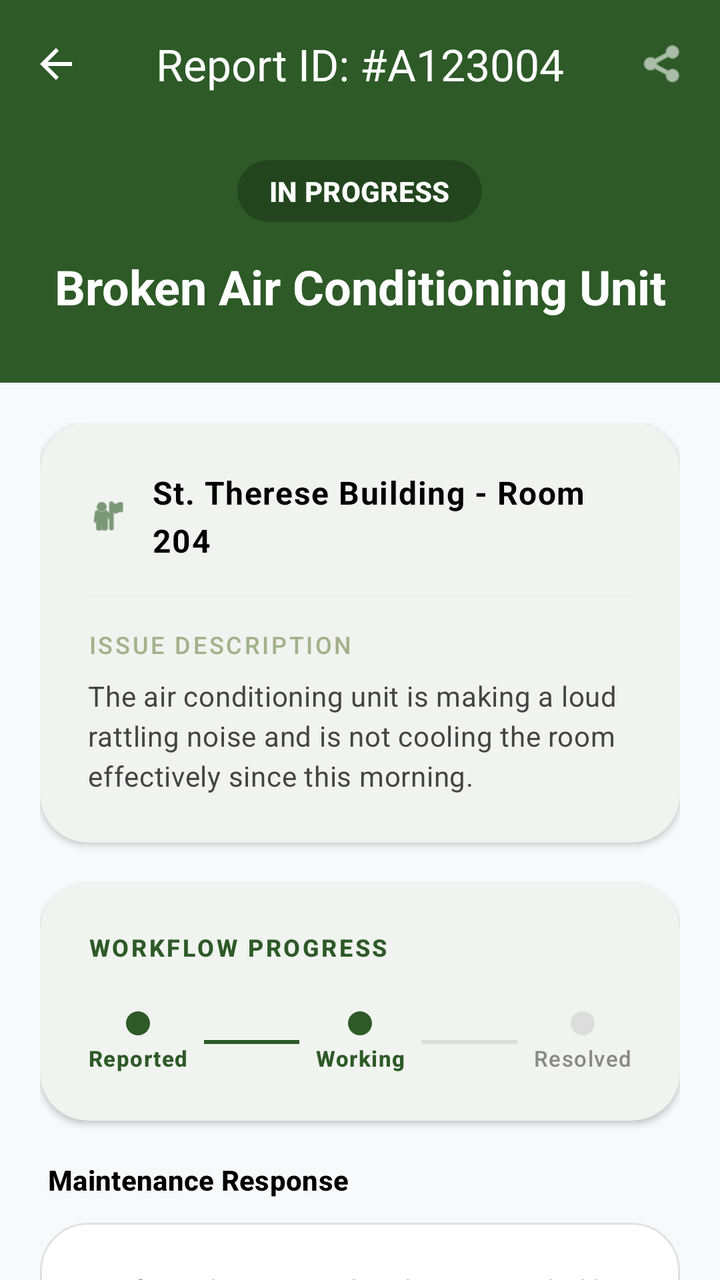
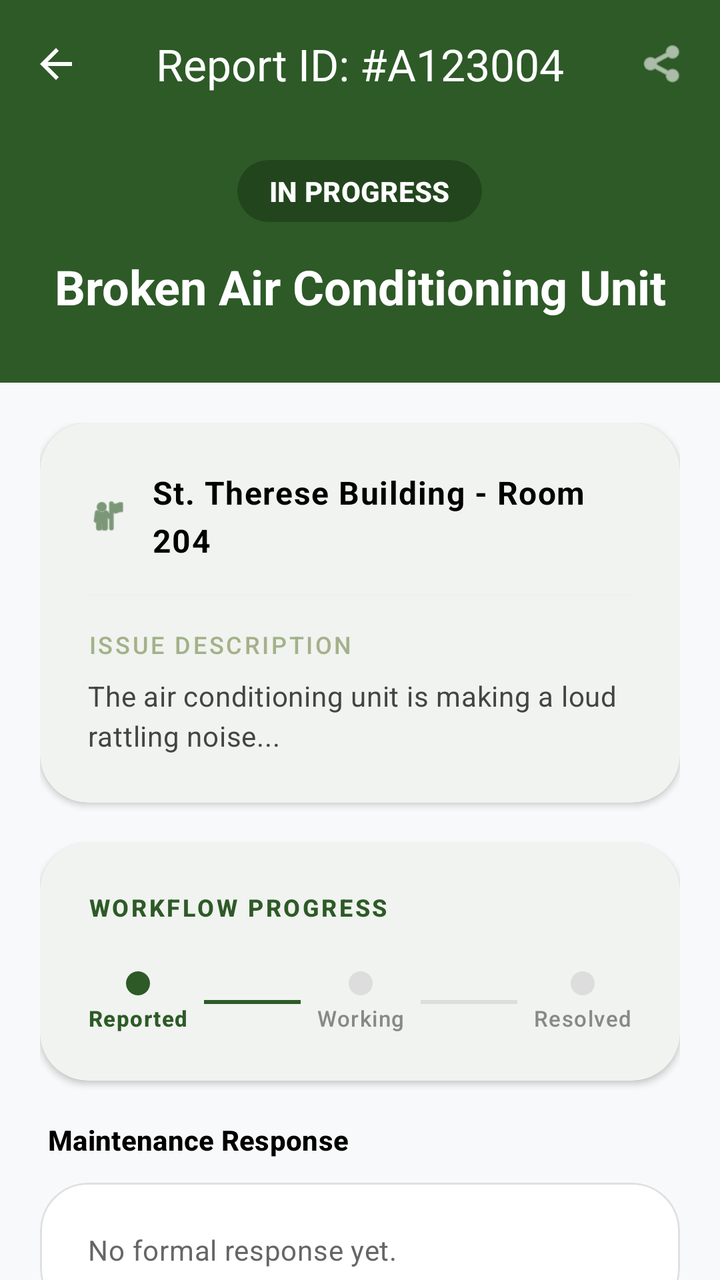

Screens rendered from an Android XML layout before and after an edit, with the pre-edit source and the edit as a unified diff.
<!-- AndroidManifest.xml: application theme Theme.CampusAlert -->
<!-- res/layout/activity_report_detail.xml -->
<?xml version="1.0" encoding="utf-8"?>
<androidx.coordinatorlayout.widget.CoordinatorLayout xmlns:android="http://schemas.android.com/apk/res/android"
    xmlns:app="http://schemas.android.com/apk/res-auto"
    xmlns:tools="http://schemas.android.com/tools"
    android:layout_width="match_parent"
    android:layout_height="match_parent"
    android:background="#F8F9FA">

    
    <com.google.android.material.appbar.AppBarLayout
        android:layout_width="match_parent"
        android:layout_height="wrap_content"
        android:background="@color/forest_green"
        app:elevation="0dp">

        <com.google.android.material.appbar.MaterialToolbar
            android:id="@+id/toolbar"
            android:layout_width="match_parent"
            android:layout_height="?attr/actionBarSize"
            app:navigationIcon="?attr/homeAsUpIndicator"
            app:navigationIconTint="@color/white"
            app:title="Report ID: #A123004"
            app:titleCentered="true"
            app:titleTextColor="@color/white">

            <ImageView
                android:layout_width="24dp"
                android:layout_height="24dp"
                android:layout_gravity="end"
                android:layout_marginEnd="16dp"
                android:contentDescription="Share Report"
                android:src="@android:drawable/ic_menu_share"
                app:tint="@color/white" />
        </com.google.android.material.appbar.MaterialToolbar>

        
        <LinearLayout
            android:layout_width="match_parent"
            android:layout_height="wrap_content"
            android:gravity="center"
            android:orientation="vertical"
            android:paddingBottom="32dp"
            android:paddingTop="16dp">

            <com.google.android.material.card.MaterialCardView
                android:layout_width="wrap_content"
                android:layout_height="wrap_content"
                app:cardBackgroundColor="#3D000000"
                app:cardCornerRadius="20dp"
                app:cardElevation="0dp"
                app:strokeWidth="0dp">

                <TextView
                    android:id="@+id/badge_status"
                    android:layout_width="wrap_content"
                    android:layout_height="wrap_content"
                    android:paddingHorizontal="16dp"
                    android:paddingVertical="6dp"
                    android:text="IN PROGRESS"
                    android:textAppearance="@style/TextAppearance.Material3.LabelLarge"
                    android:textColor="@color/white"
                    android:textStyle="bold" />
            </com.google.android.material.card.MaterialCardView>

            <TextView
                android:id="@+id/detail_title"
                android:layout_width="wrap_content"
                android:layout_height="wrap_content"
                android:layout_marginTop="16dp"
                android:paddingHorizontal="24dp"
                android:text="Broken Air Conditioning Unit"
                android:textAlignment="center"
                android:textAppearance="@style/TextAppearance.Material3.HeadlineSmall"
                android:textColor="@color/white"
                android:textStyle="bold" />
        </LinearLayout>

    </com.google.android.material.appbar.AppBarLayout>

    <androidx.core.widget.NestedScrollView
        android:layout_width="match_parent"
        android:layout_height="match_parent"
        android:clipToPadding="false"
        app:layout_behavior="@string/appbar_scrolling_view_behavior">

        <LinearLayout
            android:layout_width="match_parent"
            android:layout_height="wrap_content"
            android:orientation="vertical"
            android:padding="20dp">

            
            <com.google.android.material.card.MaterialCardView
                android:layout_width="match_parent"
                android:layout_height="wrap_content"
                android:layout_marginBottom="20dp"
                app:cardCornerRadius="24dp"
                app:cardElevation="2dp"
                app:strokeWidth="0dp">

                <LinearLayout
                    android:layout_width="match_parent"
                    android:layout_height="wrap_content"
                    android:orientation="vertical"
                    android:padding="24dp">

                    <LinearLayout
                        android:layout_width="match_parent"
                        android:layout_height="wrap_content"
                        android:gravity="center_vertical"
                        android:orientation="horizontal">

                        <ImageView
                            android:layout_width="20dp"
                            android:layout_height="20dp"
                            android:src="@android:drawable/ic_menu_myplaces"
                            app:tint="@color/forest_green" />

                        <TextView
                            android:id="@+id/detail_building"
                            android:layout_width="wrap_content"
                            android:layout_height="wrap_content"
                            android:layout_marginStart="12dp"
                            android:text="St. Therese Building - Room 204"
                            android:textAppearance="@style/TextAppearance.Material3.BodyLarge"
                            android:textColor="@color/black"
                            android:textStyle="bold" />
                    </LinearLayout>

                    <View
                        android:layout_width="match_parent"
                        android:layout_height="1dp"
                        android:layout_marginVertical="16dp"
                        android:background="#F0F0F0" />

                    <TextView
                        android:layout_width="wrap_content"
                        android:layout_height="wrap_content"
                        android:text="ISSUE DESCRIPTION"
                        android:textAppearance="@style/TextAppearance.Material3.LabelMedium"
                        android:textColor="@color/sage_green"
                        android:letterSpacing="0.1" />

                    <TextView
                        android:id="@+id/detail_description"
                        android:layout_width="match_parent"
                        android:layout_height="wrap_content"
                        android:layout_marginTop="8dp"
                        android:text="The air conditioning unit is making a loud rattling noise and is not cooling the room effectively since this morning."
                        android:textAppearance="@style/TextAppearance.Material3.BodyMedium"
                        android:textColor="#444444"
                        android:lineSpacingExtra="4dp" />

                </LinearLayout>
            </com.google.android.material.card.MaterialCardView>

            
            <com.google.android.material.card.MaterialCardView
                android:layout_width="match_parent"
                android:layout_height="wrap_content"
                android:layout_marginBottom="20dp"
                app:cardCornerRadius="24dp"
                app:cardElevation="2dp"
                app:strokeWidth="0dp">

                <LinearLayout
                    android:layout_width="match_parent"
                    android:layout_height="wrap_content"
                    android:orientation="vertical"
                    android:padding="24dp">

                    <TextView
                        android:layout_width="wrap_content"
                        android:layout_height="wrap_content"
                        android:text="WORKFLOW PROGRESS"
                        android:textAppearance="@style/TextAppearance.Material3.LabelMedium"
                        android:textColor="@color/forest_green"
                        android:textStyle="bold"
                        android:letterSpacing="0.1" />

                    
                    <LinearLayout
                        android:id="@+id/status_progress_container"
                        android:layout_width="match_parent"
                        android:layout_height="wrap_content"
                        android:layout_marginTop="24dp"
                        android:gravity="center"
                        android:orientation="horizontal">

                        <LinearLayout android:layout_width="wrap_content" android:layout_height="wrap_content" android:gravity="center" android:orientation="vertical">
                            <View android:id="@+id/dot_reported" android:layout_width="12dp" android:layout_height="12dp" android:background="@drawable/circle_green"/>
                            <TextView android:layout_width="wrap_content" android:layout_height="wrap_content" android:layout_marginTop="4dp" android:text="Reported" android:textAppearance="@style/TextAppearance.Material3.LabelSmall" android:textColor="@color/forest_green" android:textStyle="bold"/>
                        </LinearLayout>

                        <View android:id="@+id/line_1" android:layout_width="0dp" android:layout_height="2dp" android:layout_marginHorizontal="8dp" android:layout_weight="1" android:background="@color/forest_green"/>

                        <LinearLayout android:layout_width="wrap_content" android:layout_height="wrap_content" android:gravity="center" android:orientation="vertical">
                            <View android:id="@+id/dot_progress" android:layout_width="12dp" android:layout_height="12dp" android:background="@drawable/circle_green"/>
                            <TextView android:layout_width="wrap_content" android:layout_height="wrap_content" android:layout_marginTop="4dp" android:text="Working" android:textAppearance="@style/TextAppearance.Material3.LabelSmall" android:textColor="@color/forest_green" android:textStyle="bold"/>
                        </LinearLayout>

                        <View android:id="@+id/line_2" android:layout_width="0dp" android:layout_height="2dp" android:layout_marginHorizontal="8dp" android:layout_weight="1" android:background="#DDDDDD"/>

                        <LinearLayout android:layout_width="wrap_content" android:layout_height="wrap_content" android:gravity="center" android:orientation="vertical">
                            <View android:id="@+id/dot_completed" android:layout_width="12dp" android:layout_height="12dp" android:background="@drawable/circle_gray"/>
                            <TextView android:layout_width="wrap_content" android:layout_height="wrap_content" android:layout_marginTop="4dp" android:text="Resolved" android:textAppearance="@style/TextAppearance.Material3.LabelSmall" android:textColor="#888888"/>
                        </LinearLayout>

                    </LinearLayout>
                </LinearLayout>
            </com.google.android.material.card.MaterialCardView>

            
            <com.google.android.material.card.MaterialCardView
                android:id="@+id/card_staff_action"
                android:layout_width="match_parent"
                android:layout_height="wrap_content"
                android:layout_marginBottom="20dp"
                android:visibility="gone"
                app:cardCornerRadius="24dp"
                app:cardElevation="6dp"
                app:strokeColor="@color/forest_green"
                app:strokeWidth="1dp"
                tools:visibility="visible">

                <LinearLayout
                    android:layout_width="match_parent"
                    android:layout_height="wrap_content"
                    android:orientation="vertical"
                    android:padding="24dp">

                    <TextView
                        android:layout_width="wrap_content"
                        android:layout_height="wrap_content"
                        android:text="ADMINISTRATION PANEL"
                        android:textAppearance="@style/TextAppearance.Material3.LabelLarge"
                        android:textColor="@color/forest_green"
                        android:textStyle="bold"
                        android:letterSpacing="0.1" />

                    <com.google.android.material.button.MaterialButtonToggleGroup
                        android:id="@+id/toggle_status"
                        android:layout_width="match_parent"
                        android:layout_height="wrap_content"
                        android:layout_marginTop="20dp"
                        app:singleSelection="true">
                        <Button
                            android:id="@+id/btn_status_pending"
                            style="@style/Widget.Material3.Button.OutlinedButton"
                            android:layout_width="0dp"
                            android:layout_height="wrap_content"
                            android:layout_weight="1"
                            android:text="Queue" />
                        <Button
                            android:id="@+id/btn_status_progress"
                            style="@style/Widget.Material3.Button.OutlinedButton"
                            android:layout_width="0dp"
                            android:layout_height="wrap_content"
                            android:layout_weight="1"
                            android:text="Repair" />
                        <Button
                            android:id="@+id/btn_status_completed"
                            style="@style/Widget.Material3.Button.OutlinedButton"
                            android:layout_width="0dp"
                            android:layout_height="wrap_content"
                            android:layout_weight="1"
                            android:text="Done" />
                    </com.google.android.material.button.MaterialButtonToggleGroup>

                    <com.google.android.material.textfield.TextInputLayout
                        style="@style/Widget.Material3.TextInputLayout.OutlinedBox"
                        android:layout_width="match_parent"
                        android:layout_height="wrap_content"
                        android:layout_marginTop="20dp"
                        android:hint="Internal Staff Note"
                        app:boxCornerRadiusBottomEnd="12dp"
                        app:boxCornerRadiusBottomStart="12dp"
                        app:boxCornerRadiusTopEnd="12dp"
                        app:boxCornerRadiusTopStart="12dp">
                        <com.google.android.material.textfield.TextInputEditText
                            android:id="@+id/staff_comment_edit"
                            android:layout_width="match_parent"
                            android:layout_height="wrap_content"
                            android:inputType="textMultiLine"
                            android:lines="3"
                            android:gravity="top" />
                    </com.google.android.material.textfield.TextInputLayout>

                    <com.google.android.material.button.MaterialButton
                        android:id="@+id/btn_save_update"
                        android:layout_width="match_parent"
                        android:layout_height="56dp"
                        android:layout_marginTop="24dp"
                        android:text="Confirm Updates"
                        android:textStyle="bold"
                        app:backgroundTint="@color/forest_green"
                        app:cornerRadius="16dp" />
                </LinearLayout>
            </com.google.android.material.card.MaterialCardView>

            
            <TextView
                android:layout_width="wrap_content"
                android:layout_height="wrap_content"
                android:layout_marginBottom="12dp"
                android:layout_marginStart="4dp"
                android:text="Maintenance Response"
                android:textAppearance="@style/TextAppearance.Material3.TitleSmall"
                android:textColor="@color/black"
                android:textStyle="bold"/>

            <com.google.android.material.card.MaterialCardView
                android:layout_width="match_parent"
                android:layout_height="wrap_content"
                app:cardCornerRadius="24dp"
                app:cardElevation="0dp"
                app:strokeWidth="1dp"
                app:strokeColor="#E0E0E0">

                <LinearLayout
                    android:layout_width="match_parent"
                    android:layout_height="wrap_content"
                    android:orientation="vertical"
                    android:padding="24dp">

                    <TextView
                        android:id="@+id/text_staff_comment"
                        android:layout_width="match_parent"
                        android:layout_height="wrap_content"
                        android:text="No formal response has been provided by the maintenance team yet."
                        android:textAppearance="@style/TextAppearance.Material3.BodyMedium"
                        android:textColor="#666666"
                        android:lineSpacingExtra="4dp" />
                </LinearLayout>
            </com.google.android.material.card.MaterialCardView>

        </LinearLayout>
    </androidx.core.widget.NestedScrollView>

</androidx.coordinatorlayout.widget.CoordinatorLayout>
<!-- resources referenced by this layout -->
<resources>
  <color name="black">#FF000000</color>
  <color name="forest_green">#2D5A27</color>
  <color name="sage_green">#A3B18A</color>
  <color name="white">#FFFFFFFF</color>
  <!-- drawable circle_gray (drawable) -->
  <?xml version="1.0" encoding="utf-8"?>
  <shape xmlns:android="http://schemas.android.com/apk/res/android"
      android:shape="oval">
      <solid android:color="#DDDDDD" />
  </shape>
  <!-- drawable circle_green (drawable) -->
  <?xml version="1.0" encoding="utf-8"?>
  <shape xmlns:android="http://schemas.android.com/apk/res/android"
      android:shape="oval">
      <solid android:color="@color/forest_green" />
  </shape>
  <style name="Theme.CampusAlert" parent="Base.Theme.CampusAlert" />
  <style name="Base.Theme.CampusAlert" parent="Theme.Material3.DayNight.NoActionBar">
          
          <item name="colorPrimary">@color/primary</item>
          <item name="colorOnPrimary">@color/onPrimary</item>
          
          <item name="colorSecondary">@color/secondary</item>
          <item name="colorOnSecondary">@color/onSecondary</item>
          
          <item name="android:statusBarColor">?attr/colorPrimary</item>
          
          <item name="android:windowBackground">@color/background</item>
          <item name="colorSurface">@color/surface</item>
          
          
          <item name="shapeAppearanceLargeComponent">@style/ShapeAppearance.CampusAlert.Large</item>
          <item name="shapeAppearanceMediumComponent">@style/ShapeAppearance.CampusAlert.Medium</item>
      </style>
  <color name="primary">@color/forest_green</color>
  <color name="onPrimary">@color/white</color>
  <color name="secondary">@color/sage_green</color>
  <color name="onSecondary">@color/black</color>
  <color name="background">@color/light_gray</color>
  <color name="surface">@color/white</color>
  <style name="ShapeAppearance.CampusAlert.Large" parent="ShapeAppearance.Material3.LargeComponent">
          <item name="cornerSize">16dp</item>
      </style>
  <style name="ShapeAppearance.CampusAlert.Medium" parent="ShapeAppearance.Material3.MediumComponent">
          <item name="cornerSize">12dp</item>
      </style>
  <color name="light_gray">#F8F9FA</color>
</resources>

<!-- the commit's change to res/layout/activity_report_detail.xml (unified diff, before → after) -->
@@ -146,11 +146,57 @@
                         android:layout_width="match_parent"
                         android:layout_height="wrap_content"
                         android:layout_marginTop="8dp"
-                        android:text="The air conditioning unit is making a loud rattling noise and is not cooling the room effectively since this morning."
+                        android:text="The air conditioning unit is making a loud rattling noise..."
                         android:textAppearance="@style/TextAppearance.Material3.BodyMedium"
                         android:textColor="#444444"
                         android:lineSpacingExtra="4dp" />
 
+                </LinearLayout>
+            </com.google.android.material.card.MaterialCardView>
+
+            
+            <com.google.android.material.card.MaterialCardView
+                android:id="@+id/card_evidence_photo"
+                android:layout_width="match_parent"
+                android:layout_height="wrap_content"
+                android:layout_marginBottom="20dp"
+                android:visibility="gone"
+                app:cardCornerRadius="24dp"
+                app:cardElevation="2dp"
+                app:strokeWidth="0dp"
+                tools:visibility="visible">
+
+                <LinearLayout
+                    android:layout_width="match_parent"
+                    android:layout_height="wrap_content"
+                    android:orientation="vertical"
+                    android:padding="24dp">
+
+                    <TextView
+                        android:layout_width="wrap_content"
+                        android:layout_height="wrap_content"
+                        android:text="EVIDENCE PHOTO"
+                        android:textAppearance="@style/TextAppearance.Material3.LabelMedium"
+                        android:textColor="@color/forest_green"
+                        android:textStyle="bold"
+                        android:letterSpacing="0.1" />
+
+                    <com.google.android.material.card.MaterialCardView
+                        android:layout_width="match_parent"
+                        android:layout_height="250dp"
+                        android:layout_marginTop="16dp"
+                        app:cardCornerRadius="16dp"
+                        app:cardElevation="0dp"
+                        app:strokeWidth="1dp"
+                        app:strokeColor="#F0F0F0">
+
+                        <ImageView
+                            android:id="@+id/detail_image"
+                            android:layout_width="match_parent"
+                            android:layout_height="match_parent"
+                            android:scaleType="centerCrop"
+                            android:contentDescription="Issue Evidence" />
+                    </com.google.android.material.card.MaterialCardView>
                 </LinearLayout>
             </com.google.android.material.card.MaterialCardView>
 
@@ -178,7 +224,6 @@
                         android:textStyle="bold"
                         android:letterSpacing="0.1" />
 
-                    
                     <LinearLayout
                         android:id="@+id/status_progress_container"
                         android:layout_width="match_parent"
@@ -195,8 +240,8 @@
                         <View android:id="@+id/line_1" android:layout_width="0dp" android:layout_height="2dp" android:layout_marginHorizontal="8dp" android:layout_weight="1" android:background="@color/forest_green"/>
 
                         <LinearLayout android:layout_width="wrap_content" android:layout_height="wrap_content" android:gravity="center" android:orientation="vertical">
-                            <View android:id="@+id/dot_progress" android:layout_width="12dp" android:layout_height="12dp" android:background="@drawable/circle_green"/>
-                            <TextView android:layout_width="wrap_content" android:layout_height="wrap_content" android:layout_marginTop="4dp" android:text="Working" android:textAppearance="@style/TextAppearance.Material3.LabelSmall" android:textColor="@color/forest_green" android:textStyle="bold"/>
+                            <View android:id="@+id/dot_progress" android:layout_width="12dp" android:layout_height="12dp" android:background="@drawable/circle_gray"/>
+                            <TextView android:layout_width="wrap_content" android:layout_height="wrap_content" android:layout_marginTop="4dp" android:text="Working" android:textAppearance="@style/TextAppearance.Material3.LabelSmall" android:textColor="#888888"/>
                         </LinearLayout>
 
                         <View android:id="@+id/line_2" android:layout_width="0dp" android:layout_height="2dp" android:layout_marginHorizontal="8dp" android:layout_weight="1" android:background="#DDDDDD"/>
@@ -327,7 +372,7 @@
                         android:id="@+id/text_staff_comment"
                         android:layout_width="match_parent"
                         android:layout_height="wrap_content"
-                        android:text="No formal response has been provided by the maintenance team yet."
+                        android:text="No formal response yet."
                         android:textAppearance="@style/TextAppearance.Material3.BodyMedium"
                         android:textColor="#666666"
                         android:lineSpacingExtra="4dp" />
